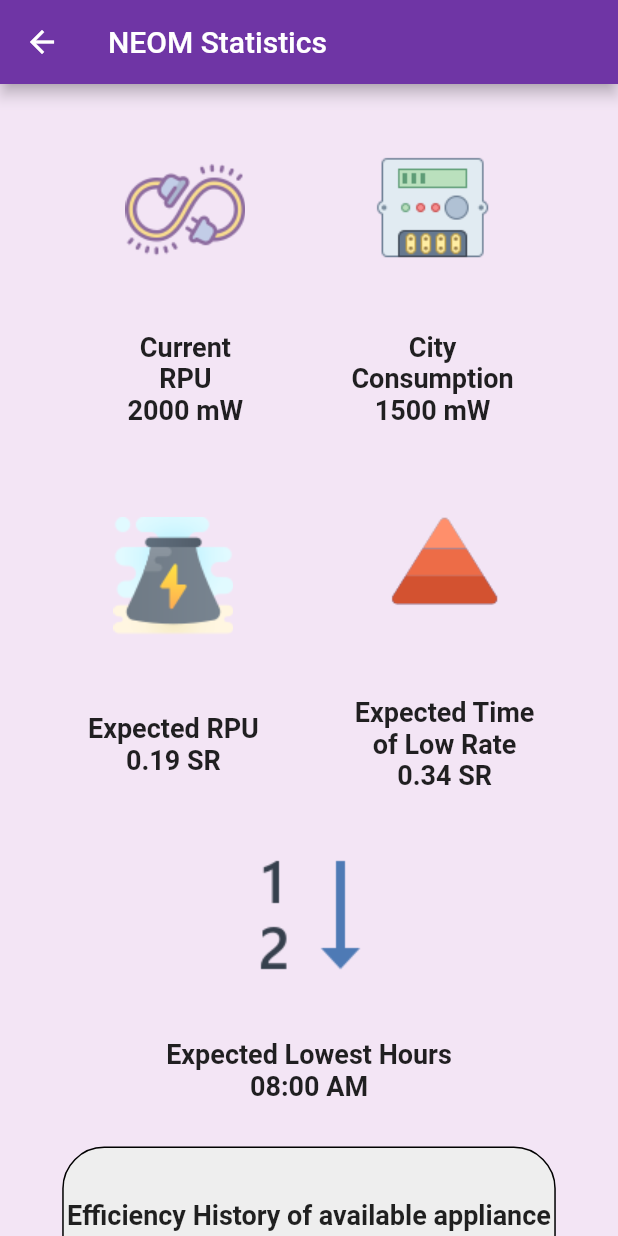
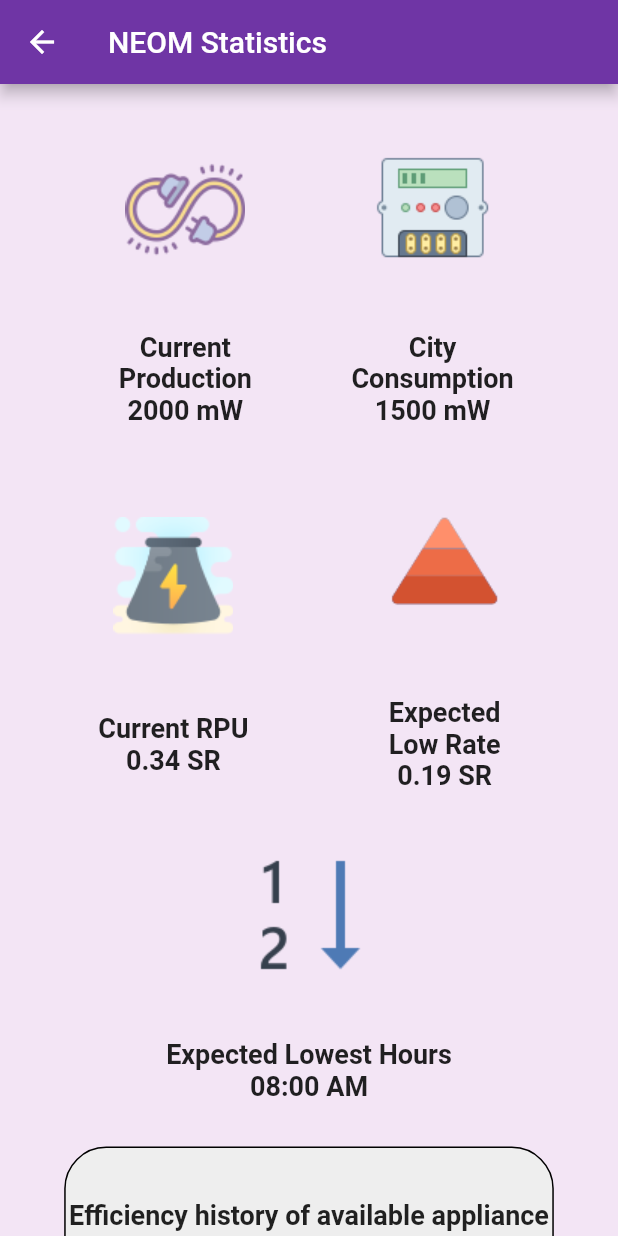
Before and after one commit to abdullahgolam/NEM, a Flutter app: the screen it shows after launch, after a tap on "Visitor Login", on a phone screen of 412 x 824 dp. Run offline on Flutter 3.47's test engine with Material 2 defaults, Android fonts, the phone set to English and light mode, and no system bars; our stand-ins replace flutter_svg.

Commit message:
last update

```diff
--- a/nem/lib/Screens/HomeStatistics/home_statistics.dart
+++ b/nem/lib/Screens/HomeStatistics/home_statistics.dart
@@ -50,7 +50,7 @@ class _HomeStatisticsState extends State<HomeStatistics> {
                 style: TextStyle(fontWeight: FontWeight.bold, fontSize: 18),
               ),
               Text(
-                "13.2 per/hr",
+                "13.2 Watt/hr",
                 style: TextStyle(fontWeight: FontWeight.bold, fontSize: 18),
               ),
               SizedBox(
@@ -68,7 +68,7 @@ class _HomeStatisticsState extends State<HomeStatistics> {
                   child: Column(
                     children: <Widget>[
                       Text(
-                        'Efficiency History of available appliance ',
+                        'Efficiency history of available appliance ',
                         textAlign: TextAlign.center,
                         style: TextStyle(
                             fontWeight: FontWeight.bold,
@@ -247,7 +247,7 @@ class _HomeStatisticsState extends State<HomeStatistics> {
 //                  size: size.height * 0.07,
 //                ),
                 title: Text(
-                  'Recommended appliances',
+                  'Recommended Appliances',
                   style: TextStyle(
                       color: kPrimaryColor,
                       fontSize: 18,
--- a/nem/lib/Screens/NEOMStatistics/expected_rpu.dart
+++ b/nem/lib/Screens/NEOMStatistics/expected_rpu.dart
@@ -15,7 +15,7 @@ class _ExpectedRPUState extends State<ExpectedRPU> {
       child: Scaffold(
         appBar: AppBar(
           backgroundColor: kPrimaryColor,
-          title: Text("Expected RPU"),
+          title: Text("Current Electricity Utilization"),
         ),
         body: Container(
           decoration: BoxDecoration(color: Colors.purple[50]),
@@ -42,7 +42,7 @@ class _ExpectedRPUState extends State<ExpectedRPU> {
                           size: size.height * 0.05,
                         ),
                         Text(
-                          'Normal use',
+                          'Low use',
                           style: TextStyle(
                               fontSize: 18,
                               fontWeight: FontWeight.bold,
--- a/nem/lib/Screens/NEOMStatistics/expected_time_of_low_rate.dart
+++ b/nem/lib/Screens/NEOMStatistics/expected_time_of_low_rate.dart
@@ -14,7 +14,7 @@ class _ExpectedLowRateState extends State<ExpectedLowRate> {
       child: Scaffold(
         appBar: AppBar(
           backgroundColor: kPrimaryColor,
-          title: Text("Exected Time of low rate"),
+          title: Text("Expected RPU Trend"),
         ),
         body: Container(
           decoration: BoxDecoration(color: Colors.purple[50]),
--- a/nem/lib/Screens/NEOMStatistics/neom_statistics.dart
+++ b/nem/lib/Screens/NEOMStatistics/neom_statistics.dart
@@ -42,7 +42,7 @@ class _NeomStatisticsState extends State<NeomStatistics> {
                               fontWeight: FontWeight.bold, fontSize: 18),
                         ),
                         Text(
-                          "RPU",
+                          "Production",
                           style: TextStyle(
                               fontWeight: FontWeight.bold, fontSize: 18),
                         ),
@@ -103,12 +103,12 @@ class _NeomStatisticsState extends State<NeomStatistics> {
                           },
                         ),
                         Text(
-                          "Expected RPU",
+                          "Current RPU",
                           style: TextStyle(
                               fontWeight: FontWeight.bold, fontSize: 18),
                         ),
                         Text(
-                          "0.19 SR",
+                          "0.34 SR",
                           style: TextStyle(
                               fontWeight: FontWeight.bold, fontSize: 18),
                         ),
@@ -137,17 +137,17 @@ class _NeomStatisticsState extends State<NeomStatistics> {
                           },
                         ),
                         Text(
-                          "Expected Time",
+                          "Expected",
                           style: TextStyle(
                               fontWeight: FontWeight.bold, fontSize: 18),
                         ),
                         Text(
-                          "of Low Rate",
+                          "Low Rate",
                           style: TextStyle(
                               fontWeight: FontWeight.bold, fontSize: 18),
                         ),
                         Text(
-                          "0.34 SR",
+                          "0.19 SR",
                           style: TextStyle(
                               fontWeight: FontWeight.bold, fontSize: 18),
                         ),
@@ -228,7 +228,7 @@ class _NeomStatisticsState extends State<NeomStatistics> {
                     child: Column(
                       children: <Widget>[
                         Text(
-                          'Efficiency History of available appliance ',
+                          'Efficiency history of available appliance ',
                           textAlign: TextAlign.center,
                           style: TextStyle(
                               fontWeight: FontWeight.bold,
--- a/nem/lib/Screens/Recommended/Brands/LG_devices.dart
+++ b/nem/lib/Screens/Recommended/Brands/LG_devices.dart
@@ -98,7 +98,7 @@ class _LGDevicesState extends State<LGDevices> {
                     ),
                     DataColumn(
                       label: Text(
-                        'BUT',
+                        'BTU',
                         style: TextStyle(
                           fontStyle: FontStyle.italic,
                           fontWeight: FontWeight.w900,
@@ -214,7 +214,7 @@ class _LGDevicesState extends State<LGDevices> {
                     ),
                     DataColumn(
                       label: Text(
-                        'BUT',
+                        'BTU',
                         style: TextStyle(
                           fontStyle: FontStyle.italic,
                           fontWeight: FontWeight.w900,
@@ -325,7 +325,7 @@ class _LGDevicesState extends State<LGDevices> {
                     ),
                     DataColumn(
                       label: Text(
-                        'BUT',
+                        'BTU',
                         style: TextStyle(
                           fontStyle: FontStyle.italic,
                           fontWeight: FontWeight.w900,
--- a/nem/lib/Screens/Welcome/components/body.dart
+++ b/nem/lib/Screens/Welcome/components/body.dart
@@ -18,8 +18,20 @@ class Body extends StatelessWidget {
           mainAxisAlignment: MainAxisAlignment.center,
           children: <Widget>[
             Text(
-              "Welcome to NEOM Energy Management",
+              "Welcome to NEME",
               style: TextStyle(fontWeight: FontWeight.bold),
+            ),
+            Text(
+              "(NEOM Energy Management & Efficiency)",
+              style: TextStyle(fontWeight: FontWeight.bold),
+            ),
+            SizedBox(height: size.height * 0.02),
+            Padding(
+              padding: const EdgeInsets.all(8.0),
+              child: Text(
+                "The ultimate solution of energy management and efficiency for NEOM City and its residents",
+                textAlign: TextAlign.center,
+              ),
             ),
             SizedBox(height: size.height * 0.05),
             Image.asset(
```
Also changed, not shown: nem/lib/Screens/ManageHome/ElectronicDevices/ac_screen.dart (+5 -2 lines), 1 other file.
